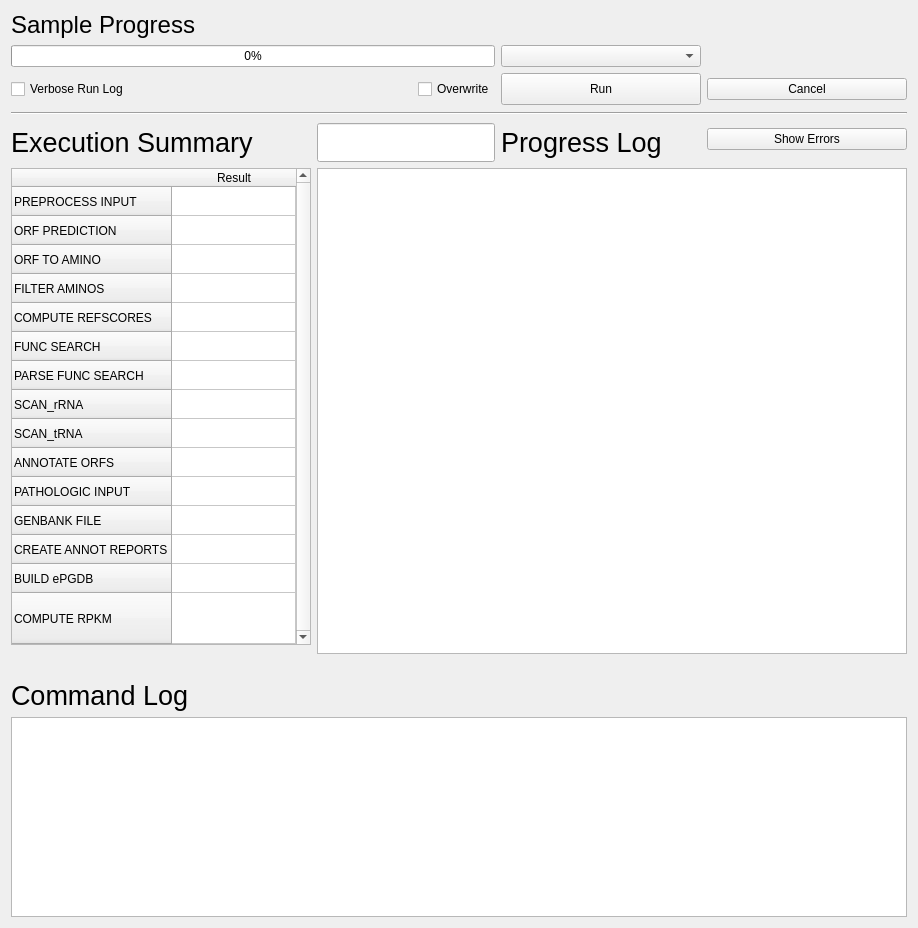
The window that tabs/ProgressDialog.ui (hallamlab/MetaPathwaysGUI) describes before a commit, drawn with Qt 5.
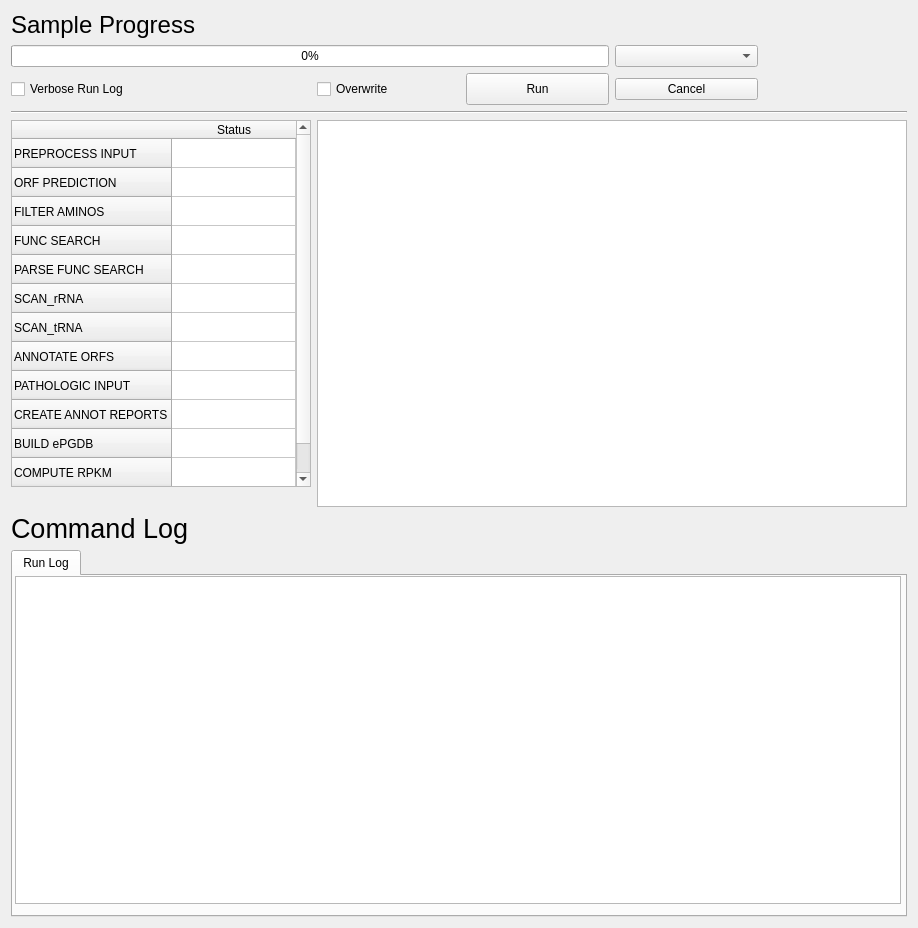
The same window after the commit. Icons and pictures are not drawn.

Commit message: made changes to the SetUp, Settings, Results, and Run tabs with Aria

Diff of the .ui file:
```diff
--- a/tabs/ProgressDialog.ui
+++ b/tabs/ProgressDialog.ui
@@ -14,62 +14,30 @@
    <string>Form</string>
   </property>
   <layout class="QGridLayout" name="gridLayout">
-   <item row="4" column="0">
-    <widget class="QCheckBox" name="runVerboseCheckBox">
-     <property name="text">
-      <string>Verbose Run Log</string>
-     </property>
-    </widget>
-   </item>
-   <item row="4" column="3">
-    <widget class="QPushButton" name="runButton">
+   <item row="1" column="0" colspan="3">
+    <widget class="QProgressBar" name="progressBar">
      <property name="sizePolicy">
-      <sizepolicy hsizetype="Minimum" vsizetype="Fixed">
+      <sizepolicy hsizetype="Preferred" vsizetype="Fixed">
        <horstretch>0</horstretch>
        <verstretch>0</verstretch>
       </sizepolicy>
      </property>
-     <property name="minimumSize">
-      <size>
-       <width>200</width>
-       <height>32</height>
-      </size>
-     </property>
-     <property name="maximumSize">
-      <size>
-       <width>300</width>
-       <height>32</height>
-      </size>
-     </property>
-     <property name="text">
-      <string>Run</string>
+     <property name="value">
+      <number>0</number>
      </property>
     </widget>
    </item>
-   <item row="4" column="1">
-    <spacer name="horizontalSpacer_2">
-     <property name="orientation">
-      <enum>Qt::Horizontal</enum>
-     </property>
-     <property name="sizeHint" stdset="0">
-      <size>
-       <width>40</width>
-       <height>20</height>
-      </size>
-     </property>
-    </spacer>
-   </item>
-   <item row="4" column="4">
+   <item row="2" column="3">
     <widget class="QPushButton" name="cancelButton">
      <property name="sizePolicy">
-      <sizepolicy hsizetype="Minimum" vsizetype="Fixed">
+      <sizepolicy hsizetype="Preferred" vsizetype="Fixed">
        <horstretch>0</horstretch>
        <verstretch>0</verstretch>
       </sizepolicy>
      </property>
      <property name="minimumSize">
       <size>
-       <width>200</width>
+       <width>100</width>
        <height>0</height>
       </size>
      </property>
@@ -84,44 +52,105 @@
      </property>
     </widget>
    </item>
-   <item row="1" column="0" colspan="3">
-    <widget class="QProgressBar" name="progressBar">
-     <property name="sizePolicy">
-      <sizepolicy hsizetype="Preferred" vsizetype="Fixed">
-       <horstretch>0</horstretch>
-       <verstretch>0</verstretch>
-      </sizepolicy>
+   <item row="1" column="4">
+    <spacer name="horizontalSpacer">
+     <property name="orientation">
+      <enum>Qt::Horizontal</enum>
      </property>
-     <property name="value">
+     <property name="sizeType">
+      <enum>QSizePolicy::Minimum</enum>
+     </property>
+     <property name="sizeHint" stdset="0">
+      <size>
+       <width>30</width>
+       <height>20</height>
+      </size>
+     </property>
+    </spacer>
+   </item>
+   <item row="7" column="0" colspan="5">
+    <widget class="QTabWidget" name="showMessages">
+     <property name="currentIndex">
       <number>0</number>
      </property>
+     <widget class="QWidget" name="outputTab">
+      <attribute name="title">
+       <string>Run Log</string>
+      </attribute>
+      <widget class="QTextEdit" name="standardOut">
+       <property name="geometry">
+        <rect>
+         <x>2</x>
+         <y>0</y>
+         <width>886</width>
+         <height>328</height>
+        </rect>
+       </property>
+       <property name="sizePolicy">
+        <sizepolicy hsizetype="Preferred" vsizetype="Preferred">
+         <horstretch>0</horstretch>
+         <verstretch>0</verstretch>
+        </sizepolicy>
+       </property>
+      </widget>
+     </widget>
     </widget>
    </item>
-   <item row="8" column="3">
-    <widget class="QLabel" name="logLabel">
-     <property name="font">
-      <font>
-       <pointsize>20</pointsize>
-      </font>
+   <item row="4" column="1" rowspan="2" colspan="4">
+    <widget class="QTextBrowser" name="logBrowser">
+     <property name="sizePolicy">
+      <sizepolicy hsizetype="MinimumExpanding" vsizetype="Expanding">
+       <horstretch>0</horstretch>
+       <verstretch>0</verstretch>
+      </sizepolicy>
      </property>
+     <property name="minimumSize">
+      <size>
+       <width>400</width>
+       <height>228</height>
+      </size>
+     </property>
+    </widget>
+   </item>
+   <item row="2" column="2">
+    <widget class="QPushButton" name="runButton">
+     <property name="sizePolicy">
+      <sizepolicy hsizetype="Preferred" vsizetype="Fixed">
+       <horstretch>0</horstretch>
+       <verstretch>0</verstretch>
+      </sizepolicy>
+     </property>
+     <property name="minimumSize">
+      <size>
+       <width>101</width>
+       <height>32</height>
+      </size>
+     </property>
+     <property name="maximumSize">
+      <size>
+       <width>300</width>
+       <height>32</height>
+      </size>
+     </property>
      <property name="text">
-      <string>Progress Log</string>
+      <string>Run</string>
      </property>
     </widget>
    </item>
-   <item row="0" column="0">
-    <widget class="QLabel" name="progressLabel">
-     <property name="font">
-      <font>
-       <pointsize>18</pointsize>
-      </font>
+   <item row="2" column="1">
+    <widget class="QCheckBox" name="overwrite">
+     <property name="toolTip">
+      <string>&lt;html&gt;&lt;head/&gt;&lt;body&gt;&lt;p&gt;&lt;span style=&quot; font-size:14pt; font-weight:600;&quot;&gt;Overwrite the existing results for the  sample selected to run&lt;/span&gt;&lt;/p&gt;&lt;/body&gt;&lt;/html&gt;</string>
      </property>
      <property name="text">
-      <string>Sample Progress</string>
+      <string>Overwrite</string>
      </property>
+     <property name="checkable">
+      <bool>false</bool>
+     </property>
     </widget>
    </item>
-   <item row="9" column="0">
+   <item row="4" column="0">
     <layout class="QVBoxLayout" name="verticalLayout_4">
      <item alignment="Qt::AlignRight">
       <widget class="QTableWidget" name="summaryTable">
@@ -180,21 +209,11 @@
          <string>ORF PREDICTION</string>
         </property>
        </row>
-       <row>
-        <property name="text">
-         <string>ORF TO AMINO</string>
-        </property>
-       </row>
        <row>
         <property name="text">
          <string>FILTER AMINOS</string>
         </property>
        </row>
-       <row>
-        <property name="text">
-         <string>COMPUTE REFSCORES</string>
-        </property>
-       </row>
        <row>
         <property name="text">
          <string>FUNC SEARCH</string>
@@ -225,11 +244,6 @@
          <string>PATHOLOGIC INPUT</string>
         </property>
        </row>
-       <row>
-        <property name="text">
-         <string>GENBANK FILE</string>
-        </property>
-       </row>
        <row>
         <property name="text">
          <string>CREATE ANNOT REPORTS</string>
@@ -247,30 +261,24 @@
        </row>
        <column>
         <property name="text">
-         <string>Result</string>
+         <string>Status</string>
         </property>
        </column>
       </widget>
      </item>
-     <item>
-      <spacer name="verticalSpacer">
-       <property name="orientation">
-        <enum>Qt::Vertical</enum>
-       </property>
-       <property name="sizeType">
-        <enum>QSizePolicy::MinimumExpanding</enum>
-       </property>
-       <property name="sizeHint" stdset="0">
-        <size>
-         <width>20</width>
-         <height>9</height>
-        </size>
-       </property>
-      </spacer>
-     </item>
     </layout>
    </item>
-   <item row="10" column="0">
+   <item row="1" column="3">
+    <widget class="QComboBox" name="sampleSelect">
+     <property name="sizePolicy">
+      <sizepolicy hsizetype="Minimum" vsizetype="Fixed">
+       <horstretch>0</horstretch>
+       <verstretch>0</verstretch>
+      </sizepolicy>
+     </property>
+    </widget>
+   </item>
+   <item row="5" column="0">
     <layout class="QHBoxLayout" name="horizontalLayout">
      <item>
       <widget class="QLabel" name="label_2">
@@ -381,76 +389,26 @@
      </item>
     </layout>
    </item>
-   <item row="6" column="0" rowspan="2" colspan="5">
+   <item row="3" column="0" colspan="5">
     <widget class="Line" name="line_2">
      <property name="orientation">
       <enum>Qt::Horizontal</enum>
      </property>
     </widget>
    </item>
-   <item row="1" column="3">
-    <widget class="QComboBox" name="sampleSelect">
-     <property name="sizePolicy">
-      <sizepolicy hsizetype="Minimum" vsizetype="Fixed">
-       <horstretch>0</horstretch>
-       <verstretch>0</verstretch>
-      </sizepolicy>
+   <item row="0" column="0">
+    <widget class="QLabel" name="progressLabel">
+     <property name="font">
+      <font>
+       <pointsize>18</pointsize>
+      </font>
      </property>
-    </widget>
-   </item>
-   <item row="1" column="4">
-    <spacer name="horizontalSpacer">
-     <property name="orientation">
-      <enum>Qt::Horizontal</enum>
-     </property>
-     <property name="sizeType">
-      <enum>QSizePolicy::Minimum</enum>
-     </property>
-     <property name="sizeHint" stdset="0">
-      <size>
-       <width>40</width>
-       <height>20</height>
-      </size>
-     </property>
-    </spacer>
-   </item>
-   <item row="9" column="1" colspan="4">
-    <widget class="QTextBrowser" name="logBrowser">
-     <property name="sizePolicy">
-      <sizepolicy hsizetype="MinimumExpanding" vsizetype="Expanding">
-       <horstretch>0</horstretch>
-       <verstretch>0</verstretch>
-      </sizepolicy>
-     </property>
-     <property name="minimumSize">
-      <size>
-       <width>400</width>
-       <height>228</height>
-      </size>
-     </property>
-    </widget>
-   </item>
-   <item row="4" column="2">
-    <widget class="QCheckBox" name="overwrite">
-     <property name="toolTip">
-      <string>&lt;html&gt;&lt;head/&gt;&lt;body&gt;&lt;p&gt;&lt;span style=&quot; font-size:14pt; font-weight:600;&quot;&gt;Overwrite the existing results for the  sample selected to run&lt;/span&gt;&lt;/p&gt;&lt;/body&gt;&lt;/html&gt;</string>
-     </property>
      <property name="text">
-      <string>Overwrite</string>
+      <string>Sample Progress</string>
      </property>
-     <property name="checkable">
-      <bool>false</bool>
-     </property>
     </widget>
    </item>
-   <item row="7" column="4" rowspan="2">
-    <widget class="QPushButton" name="showErrors">
-     <property name="text">
-      <string>Show Errors</string>
-     </property>
-    </widget>
-   </item>
-   <item row="13" column="0">
+   <item row="6" column="0">
     <widget class="QLabel" name="label">
      <property name="font">
       <font>
@@ -462,48 +420,10 @@
      </property>
     </widget>
    </item>
-   <item row="8" column="0">
-    <widget class="QLabel" name="summaryLabel">
-     <property name="font">
-      <font>
-       <pointsize>20</pointsize>
-      </font>
-     </property>
+   <item row="2" column="0">
+    <widget class="QCheckBox" name="runVerboseCheckBox">
      <property name="text">
-      <string>Execution Summary</string>
-     </property>
-    </widget>
-   </item>
-   <item row="14" column="0" colspan="5">
-    <widget class="QTextEdit" name="standardOut">
-     <property name="sizePolicy">
-      <sizepolicy hsizetype="Expanding" vsizetype="Minimum">
-       <horstretch>0</horstretch>
-       <verstretch>0</verstretch>
-      </sizepolicy>
-     </property>
-     <property name="minimumSize">
-      <size>
-       <width>750</width>
-       <height>200</height>
-      </size>
-     </property>
-     <property name="readOnly">
-      <bool>false</bool>
-     </property>
-    </widget>
-   </item>
-   <item row="8" column="1" colspan="2">
-    <widget class="QLineEdit" name="sampleNameLineEdit">
-     <property name="font">
-      <font>
-       <pointsize>20</pointsize>
-       <weight>75</weight>
-       <bold>true</bold>
-      </font>
-     </property>
-     <property name="readOnly">
-      <bool>true</bool>
+      <string>Verbose Run Log</string>
      </property>
     </widget>
    </item>
```
The commit also changes 33 other files.
